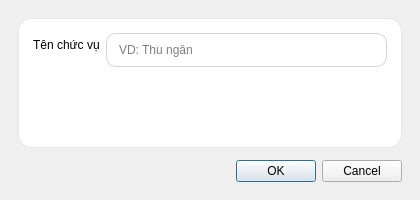
Above: app/ui/dialog_role.ui from thaieaut-engineer/Cong-nghe-phan-mem before the change. Below: the same form after it.
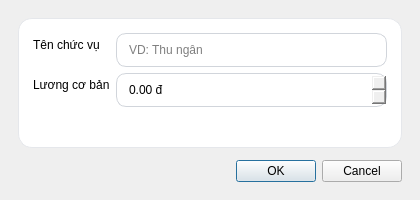
That is the form after the change.

Diff of the .ui file:
```diff
--- a/app/ui/dialog_role.ui
+++ b/app/ui/dialog_role.ui
@@ -30,7 +30,7 @@
    <item>
     <widget class="QFrame" name="card">
      <property name="styleSheet">
-      <string notr="true">QFrame#card{background:#ffffff;border:1px solid #e5e7eb;border-radius:14px;} QLineEdit{padding:8px 10px;border:1px solid #d1d5db;border-radius:10px;} QLineEdit:focus{border:1px solid #4293e6;}</string>
+      <string notr="true">QFrame#card{background:#ffffff;border:1px solid #e5e7eb;border-radius:14px;} QLineEdit, QDoubleSpinBox{padding:8px 10px;border:1px solid #d1d5db;border-radius:10px;} QLineEdit:focus, QDoubleSpinBox:focus{border:1px solid #4293e6;}</string>
      </property>
      <layout class="QFormLayout" name="formLayout">
       <property name="leftMargin">
@@ -59,6 +59,23 @@
         </property>
        </widget>
       </item>
+      <item row="1" column="0">
+       <widget class="QLabel" name="labelBaseSalary">
+        <property name="text">
+         <string>Lương cơ bản</string>
+        </property>
+       </widget>
+      </item>
+      <item row="1" column="1">
+       <widget class="QDoubleSpinBox" name="spinBaseSalary">
+        <property name="maximum">
+         <double>1000000000.000000000000000</double>
+        </property>
+        <property name="suffix">
+         <string> đ</string>
+        </property>
+       </widget>
+      </item>
      </layout>
     </widget>
    </item>
```
